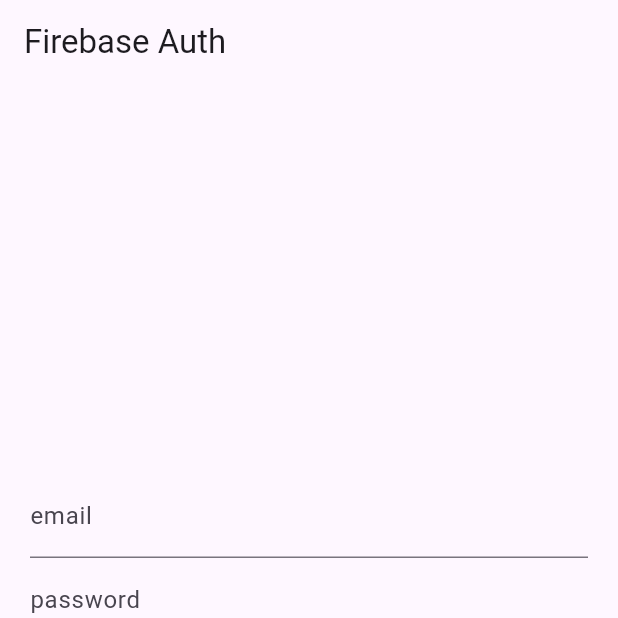
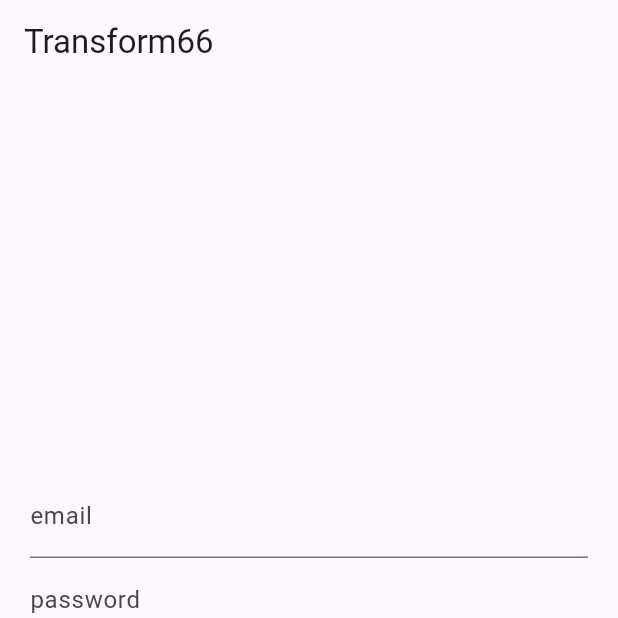
Before and after one commit to AugustanaCSC490Spring2024/Osprey, a Flutter app: the screen it shows after launch, after a tap on "Login", on a phone screen of 412 x 824 dp, the top half of it. Run offline on Flutter 3.47's test engine with Material 3 defaults, Android fonts, the phone set to English and light mode, and no system bars; our stand-ins replace firebase_auth, firebase_core; accounts and stored records are empty; network calls fail.

Commit message:
Changed titles

```diff
--- a/transform66/lib/pages/home_page.dart
+++ b/transform66/lib/pages/home_page.dart
@@ -12,9 +12,7 @@
     await Auth().signOut();
   }
 
-  Widget _title(){
-    return const Text('Firebase Auth');
-  }
+
 
   Widget _userUid(){
     return Text(user?.email ??'User email');
@@ -31,7 +29,7 @@
   Widget build(BuildContext context){
     return Scaffold(
       appBar: AppBar(
-        title: _title(),
+        title: Text('Transform66'),
       ),
     body: Container(
       height: double.infinity,
--- a/transform66/lib/pages/login_register_page.dart
+++ b/transform66/lib/pages/login_register_page.dart
@@ -47,7 +47,7 @@
 }
 
 Widget _title(){
-  return const Text('Firebase Auth');
+  return const Text('Transform66');
 }
 
 Widget _entryField(
```
